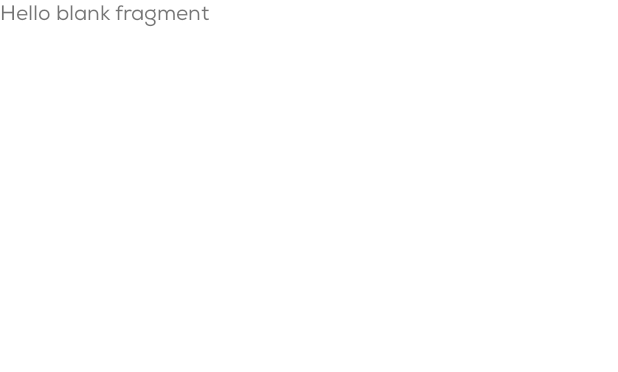
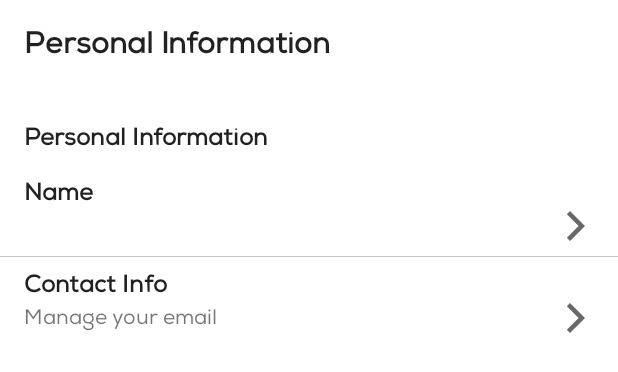
Before and after one commit to GaboRohez/SocialNetwork-Test, an Android app: the layout fragment_personal_info.xml on its own in the app's theme, with its tools: preview values and no code run, on a phone screen of 412 x 824 dp. Shown: the top 372 px of the screen. Run offline under Robolectric (Android 15) with nearby library versions, the phone set to English and light mode, and no system bars; network calls fail.

Commit message:
edit info design

```diff
--- a/app/src/main/java/xyz/gaborohez/socialnetwork/data/network/RetrofitClient.java
+++ b/app/src/main/java/xyz/gaborohez/socialnetwork/data/network/RetrofitClient.java
@@ -30,7 +30,7 @@ public class RetrofitClient {
             interceptor.setLevel(HttpLoggingInterceptor.Level.BODY);
 
             OkHttpClient httpClientBearer = new OkHttpClient.Builder()
-                    .connectTimeout(320, TimeUnit.SECONDS)
+                    .connectTimeout(20, TimeUnit.SECONDS)
                     .readTimeout(20, TimeUnit.SECONDS)
                     .writeTimeout(20, TimeUnit.SECONDS)
                     .addInterceptor(new Interceptor() {
--- a/app/src/main/java/xyz/gaborohez/socialnetwork/ui/edit_profile/view/EditProfileFragment.java
+++ b/app/src/main/java/xyz/gaborohez/socialnetwork/ui/edit_profile/view/EditProfileFragment.java
@@ -32,6 +32,7 @@ import xyz.gaborohez.socialnetwork.databinding.FragmentEditProfileBinding;
 import xyz.gaborohez.socialnetwork.ui.base.BaseFragment;
 import xyz.gaborohez.socialnetwork.ui.edit_profile.presenter.EditProfileContract;
 import xyz.gaborohez.socialnetwork.ui.edit_profile.presenter.EditProfilePresenter;
+import xyz.gaborohez.socialnetwork.ui.personal_information.PersonalInfoFragment;
 import xyz.gaborohez.socialnetwork.ui.utils.AppUtils;
 import xyz.gaborohez.socialnetwork.ui.utils.FileUtil;
 
@@ -96,7 +97,7 @@ public class EditProfileFragment extends BaseFragment<EditProfileContract.Presen
                 showImageDialog();
                 break;
             case R.id.btnPersonalInfo:
-
+                addFragmentInParentActivity(new PersonalInfoFragment(String.format(getString(R.string.user_name), user.getName(), user.getSurname())), PersonalInfoFragment.class.getName(), R.id.contentMain);
                 return;
             default:
                 return;
--- /dev/null
+++ b/app/src/main/res/drawable/ic_arrow.xml
@@ -0,0 +1,5 @@
+<vector android:height="24dp" android:tint="#686965"
+    android:viewportHeight="24" android:viewportWidth="24"
+    android:width="24dp" xmlns:android="http://schemas.android.com/apk/res/android">
+    <path android:fillColor="@android:color/white" android:pathData="M5.88,4.12L13.76,12l-7.88,7.88L8,22l10,-10L8,2z"/>
+</vector>
--- a/app/src/main/res/layout/fragment_personal_info.xml
+++ b/app/src/main/res/layout/fragment_personal_info.xml
@@ -1,14 +1,114 @@
 <?xml version="1.0" encoding="utf-8"?>
-<FrameLayout xmlns:android="http://schemas.android.com/apk/res/android"
+<LinearLayout xmlns:android="http://schemas.android.com/apk/res/android"
     xmlns:tools="http://schemas.android.com/tools"
     android:layout_width="match_parent"
     android:layout_height="match_parent"
+    android:orientation="vertical"
+    android:background="@color/colorWhite"
     tools:context=".ui.personal_information.PersonalInfoFragment">
 
-    <!-- TODO: Update blank fragment layout -->
     <TextView
+        android:textStyle="bold"
+        android:layout_margin="@dimen/dimen_normal"
+        android:textAppearance="@style/TextAppearance.AppCompat.Title"
+        android:layout_width="wrap_content"
+        android:layout_height="wrap_content"
+        android:text="@string/personal_information" />
+
+    <TextView
+        android:layout_marginTop="@dimen/dimen_big"
+        android:layout_marginStart="@dimen/dimen_normal"
+        android:layout_marginBottom="@dimen/dimen_small"
+        android:textStyle="bold"
+        android:textAppearance="@style/TextAppearance.AppCompat.Subhead"
+        android:layout_width="wrap_content"
+        android:layout_height="wrap_content"
+        android:text="@string/personal_information" />
+
+    <LinearLayout
+        android:id="@+id/btnName"
+        android:clickable="true"
+        android:foreground="?attr/selectableItemBackground"
+        android:paddingLeft="@dimen/dimen_normal"
+        android:paddingRight="@dimen/dimen_normal"
+        android:paddingTop="@dimen/dimen_small"
+        android:paddingBottom="@dimen/dimen_small"
+        android:orientation="vertical"
         android:layout_width="match_parent"
-        android:layout_height="match_parent"
-        android:text="@string/hello_blank_fragment" />
+        android:layout_height="wrap_content">
 
-</FrameLayout>
+        <TextView
+            android:text="@string/name"
+            android:textStyle="bold"
+            android:textAppearance="@style/TextAppearance.AppCompat.Subhead"
+            android:layout_width="wrap_content"
+            android:layout_height="wrap_content"/>
+
+        <RelativeLayout
+            android:layout_width="match_parent"
+            android:layout_height="wrap_content">
+
+            <TextView
+                android:id="@+id/tvName"
+                android:layout_centerVertical="true"
+                tools:text="@tools:sample/full_names"
+                android:layout_width="wrap_content"
+                android:layout_height="wrap_content"/>
+
+            <ImageView
+                android:layout_centerVertical="true"
+                android:layout_alignParentEnd="true"
+                android:src="@drawable/ic_arrow"
+                android:layout_width="wrap_content"
+                android:layout_height="wrap_content"/>
+
+        </RelativeLayout>
+
+    </LinearLayout>
+
+    <View
+        android:background="@color/colorLightGray"
+        android:layout_width="match_parent"
+        android:layout_height="0.5dp"/>
+
+    <LinearLayout
+        android:id="@+id/btnEmail"
+        android:clickable="true"
+        android:foreground="?attr/selectableItemBackground"
+        android:paddingLeft="@dimen/dimen_normal"
+        android:paddingRight="@dimen/dimen_normal"
+        android:paddingTop="@dimen/dimen_small"
+        android:paddingBottom="@dimen/dimen_small"
+        android:orientation="vertical"
+        android:layout_width="match_parent"
+        android:layout_height="wrap_content">
+
+        <TextView
+            android:text="@string/contact_info"
+            android:textStyle="bold"
+            android:textAppearance="@style/TextAppearance.AppCompat.Subhead"
+            android:layout_width="wrap_content"
+            android:layout_height="wrap_content"/>
+
+        <RelativeLayout
+            android:layout_width="match_parent"
+            android:layout_height="wrap_content">
+
+            <TextView
+                android:layout_centerVertical="true"
+                android:text="@string/manage_your_email"
+                android:layout_width="wrap_content"
+                android:layout_height="wrap_content"/>
+
+            <ImageView
+                android:layout_centerVertical="true"
+                android:layout_alignParentEnd="true"
+                android:src="@drawable/ic_arrow"
+                android:layout_width="wrap_content"
+                android:layout_height="wrap_content"/>
+
+        </RelativeLayout>
+
+    </LinearLayout>
+
+</LinearLayout>
--- a/app/src/main/res/layout/fragment_profile.xml
+++ b/app/src/main/res/layout/fragment_profile.xml
@@ -10,7 +10,7 @@
     <androidx.core.widget.NestedScrollView
         android:layout_width="match_parent"
         android:layout_height="match_parent"
-        android:background="@color/colorLightGray">
+        android:background="@color/colorBackground">
 
         <LinearLayout
             android:orientation="vertical"
--- a/app/src/main/res/layout/fragment_settings.xml
+++ b/app/src/main/res/layout/fragment_settings.xml
@@ -5,11 +5,11 @@
     android:layout_height="match_parent"
     xmlns:app="http://schemas.android.com/apk/res-auto"
     android:orientation="vertical"
-    android:background="@color/colorBackground"
+    android:background="@color/colorWhite"
     tools:context=".ui.settings.SettingsFragment">
 
     <TextView
-        android:text="Menu"
+        android:text="@string/menu"
         android:textAppearance="@style/TextAppearance.AppCompat.Title"
         android:textStyle="bold"
         android:layout_margin="@dimen/dimen_normal"
--- a/app/src/main/res/values/colors.xml
+++ b/app/src/main/res/values/colors.xml
@@ -11,5 +11,5 @@
     <color name="colorGray">#EDF7FF</color>
     <color name="colorLightGray">#C5C5C5</color>
     <color name="colorGrayButton">#EFEFEF</color>
-    <color name="colorBackground">#FAFAFA</color>
+    <color name="colorBackground">#DADDE1</color>
 </resources>
--- a/app/src/main/res/values/strings.xml
+++ b/app/src/main/res/values/strings.xml
@@ -43,6 +43,7 @@
     <string name="user_created">User created successfully.</string>
 
     <!-- settings -->
+    <string name="menu">Menu</string>
     <string name="see_your_profile">See your profile</string>
 
     <!-- profile -->
@@ -68,5 +69,18 @@
     <string name="cover_photo">Cover Photo</string>
     <string name="account_settings">Account Settings</string>
 
+    <!-- Personal Information -->
+    <string name="personal_information">Personal Information</string>
+    <string name="contact_info">Contact Info</string>
+    <string name="manage_your_email">Manage your email</string>
+
+    <!-- Update information -->
+    <string name="full_name">Full Name</string>
+    <string name="email_address">Email Address</string>
+    <string name="edit_name_message">Remember that your name is visible to all other users, you can change it whenever you want, the username is the only one that cannot be changed.</string>
+    <string name="change_profile_name">Change profile name</string>
+    <string name="change_email">Change email address</string>
+    <style name="edit_email_message">You can change your email as many times as you want, but remember that if you change it now you must log in with the new email.</style>
+
 
 </resources>
```
Also changed, not shown: app/src/main/java/xyz/gaborohez/socialnetwork/ui/personal_information/PersonalInfoFragment.java (+25 -45 lines), app/src/main/java/xyz/gaborohez/socialnetwork/ui/update_user_info/UpdateInfoFragment.java (added, +29 -0 lines), app/src/main/res/layout/fragment_update_info.xml (added, +80 -0 lines).
